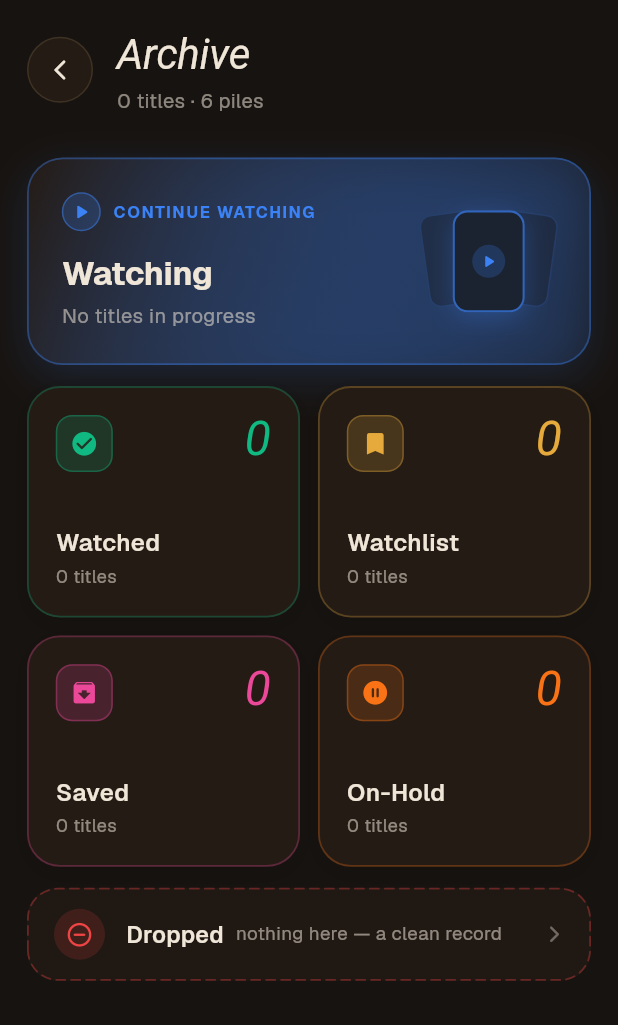
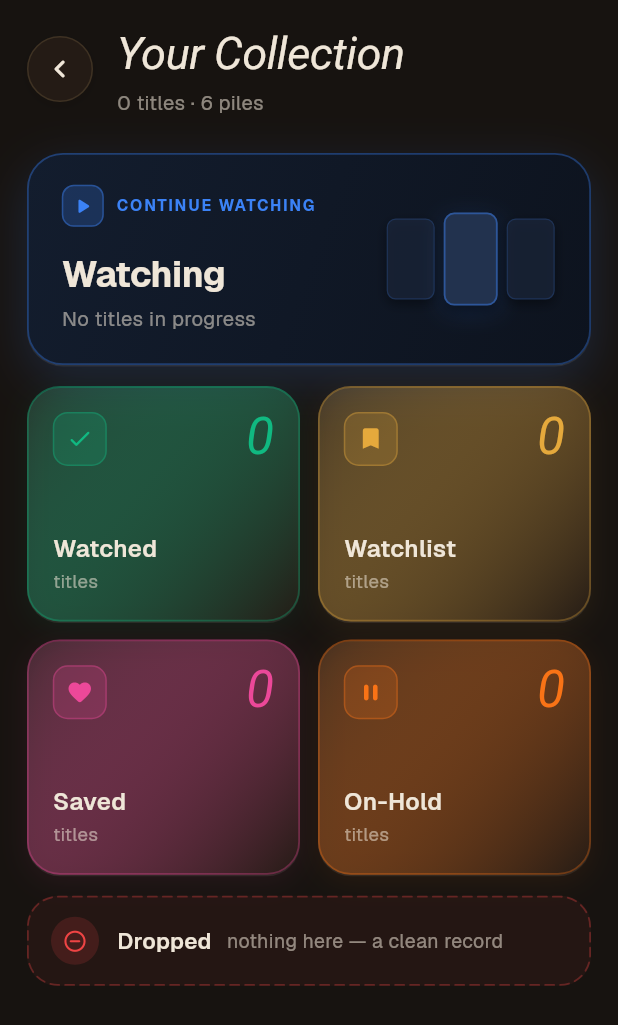
Before and after one commit to rOne-1/the-lounge, a Flutter app: the ArchiveScreen screen opened directly, on a phone screen of 412 x 824 dp. Shown: the top 1025 px of the screen. Run offline on Flutter 3.47's test engine with Material 3 defaults, Android fonts, the phone set to English and light mode, and no system bars; our stand-ins replace cached_network_image, file_picker, flutter_animate, flutter_dotenv, flutter_riverpod, google_fonts and 5 more; missing offline and left inert: dart:js_interop; accounts and stored records are empty; network calls fail; Roboto replaces fonts that are missing (Bodoni Moda).

Commit message:
feat(archive): elevate ArchiveScreen visual fidelity to match Claude Design specifications

```diff
--- a/lib/screens/archive_screen.dart
+++ b/lib/screens/archive_screen.dart
@@ -11,10 +11,10 @@ import '../widgets/pressable_scale.dart';
 import '../widgets/watching_hero_card.dart';
 import 'pile_screen.dart';
 
-/// YSR-HUB-1: The Archive Hub (`your collection.png`) - a dedicated visual
-/// overview dashboard across all 6 status piles. Features the Hero Watching
-/// card, a 2x2 main status grid, and a bottom muted Dropped card. Tapping any
-/// card pushes the full-featured [PileScreen].
+/// YSR-HUB-1: The Archive Screen (`your collection.png`) - a dedicated visual
+/// overview dashboard across all 6 status piles ("Your Collection"). Features
+/// the Hero Watching banner with 3-poster depth silhouette, a 2x2 status grid,
+/// and a bottom muted Dropped strip. Tapping any card pushes [PileScreen].
 class ArchiveScreen extends ConsumerWidget {
   const ArchiveScreen({super.key});
 
@@ -52,7 +52,7 @@ class ArchiveScreen extends ConsumerWidget {
         child: SingleChildScrollView(
           padding: EdgeInsets.fromLTRB(
             paddingHorizontal,
-            16.0,
+            14.0,
             paddingHorizontal,
             100.0 + MediaQuery.of(context).padding.bottom,
           ),
@@ -61,7 +61,7 @@ class ArchiveScreen extends ConsumerWidget {
             children: [
               // Top Bar with Back Button & Header
               _buildTopBar(context, totalTitles),
-              const SizedBox(height: 28),
+              const SizedBox(height: 24),
 
               // 1. Hero Watching Card
               WatchingHeroCard(
@@ -77,37 +77,37 @@ class ArchiveScreen extends ConsumerWidget {
                 crossAxisCount: 2,
                 mainAxisSpacing: 12,
                 crossAxisSpacing: 12,
-                childAspectRatio: 1.18,
+                childAspectRatio: 1.16,
                 children: [
                   PileSummaryCard(
                     label: PileKind.watched.label,
-                    subtitle: '$watchedCount title${watchedCount == 1 ? '' : 's'}',
+                    subtitle: 'titles',
                     count: watchedCount,
-                    icon: PileKind.watched.icon,
+                    icon: Icons.check_rounded,
                     statusColor: PileKind.watched.statusColor,
                     onTap: () => _openPile(context, PileKind.watched),
                   ),
                   PileSummaryCard(
                     label: PileKind.watchlist.label,
-                    subtitle: '$watchlistCount title${watchlistCount == 1 ? '' : 's'}',
+                    subtitle: 'titles',
                     count: watchlistCount,
-                    icon: PileKind.watchlist.icon,
+                    icon: Icons.bookmark_rounded,
                     statusColor: PileKind.watchlist.statusColor,
                     onTap: () => _openPile(context, PileKind.watchlist),
                   ),
                   PileSummaryCard(
                     label: PileKind.saved.label,
-                    subtitle: '$savedCount title${savedCount == 1 ? '' : 's'}',
+                    subtitle: 'titles',
                     count: savedCount,
-                    icon: PileKind.saved.icon,
+                    icon: Icons.favorite_rounded,
                     statusColor: PileKind.saved.statusColor,
                     onTap: () => _openPile(context, PileKind.saved),
                   ),
                   PileSummaryCard(
                     label: PileKind.onHold.label,
-                    subtitle: '$onHoldCount title${onHoldCount == 1 ? '' : 's'}',
+                    subtitle: 'titles',
                     count: onHoldCount,
-                    icon: PileKind.onHold.icon,
+                    icon: Icons.pause_rounded,
                     statusColor: PileKind.onHold.statusColor,
                     onTap: () => _openPile(context, PileKind.onHold),
                   ),
@@ -117,14 +117,15 @@ class ArchiveScreen extends ConsumerWidget {
 
               // 3. Dropped Pile Dashed Card
               DashedBorderCard(
-                borderColor: AppStatusColors.dropped.withValues(alpha: 0.35),
-                backgroundColor: colors.card.withValues(alpha: 0.6),
+                borderColor: AppStatusColors.dropped.withValues(alpha: 0.32),
+                backgroundColor: AppStatusColors.dropped.withValues(alpha: 0.06),
+                padding: const EdgeInsets.symmetric(horizontal: 16.0, vertical: 14.0),
                 onTap: () => _openPile(context, PileKind.dropped),
                 child: Row(
                   children: [
                     Container(
-                      width: 34,
-                      height: 34,
+                      width: 32,
+                      height: 32,
                       decoration: BoxDecoration(
                         color: AppStatusColors.dropped.withValues(alpha: 0.16),
                         shape: BoxShape.circle,
@@ -132,36 +133,31 @@ class ArchiveScreen extends ConsumerWidget {
                       child: const Icon(
                         Icons.remove_circle_outline_rounded,
                         color: AppStatusColors.dropped,
-                        size: 19,
+                        size: 17,
                       ),
                     ),
-                    const SizedBox(width: 14),
+                    const SizedBox(width: 12),
                     Text(
                       'Dropped',
                       style: AppThemes.safeGeist(
-                        fontSize: 15.5,
+                        fontSize: 15.0,
                         fontWeight: FontWeight.w600,
                         color: colors.ink,
                       ),
                     ),
-                    const SizedBox(width: 8),
+                    const SizedBox(width: 10),
                     Expanded(
                       child: Text(
                         droppedCount == 0
                             ? 'nothing here — a clean record'
                             : '$droppedCount title${droppedCount == 1 ? '' : 's'}',
                         style: AppThemes.safeGeist(
-                          fontSize: 12.5,
+                          fontSize: 13.0,
                           color: colors.sub,
                         ),
                         maxLines: 1,
                         overflow: TextOverflow.ellipsis,
                       ),
-                    ),
-                    Icon(
-                      Icons.arrow_forward_ios_rounded,
-                      color: colors.sub.withValues(alpha: 0.4),
-                      size: 13,
                     ),
                   ],
                 ),
@@ -187,11 +183,20 @@ class ArchiveScreen extends ConsumerWidget {
               color: colors.card,
               shape: BoxShape.circle,
               border: Border.all(color: colors.lineRgba),
+              boxShadow: [
+                BoxShadow(
+                  color: colors.isDark
+                      ? const Color(0x18000000)
+                      : const Color(0x06000000),
+                  blurRadius: 8,
+                  offset: const Offset(0, 2),
+                ),
+              ],
             ),
             child: Icon(
-              Icons.arrow_back_ios_new_rounded,
+              Icons.chevron_left_rounded,
               color: colors.ink,
-              size: 16,
+              size: 24,
             ),
           ),
         ),
@@ -201,13 +206,13 @@ class ArchiveScreen extends ConsumerWidget {
             crossAxisAlignment: CrossAxisAlignment.start,
             children: [
               Text(
-                'Archive',
+                'Your Collection',
                 style: GoogleFonts.bodoniModa(
-                  fontSize: 28,
+                  fontSize: 30,
                   fontWeight: FontWeight.w400,
                   fontStyle: FontStyle.italic,
                   color: colors.ink,
-                  letterSpacing: -0.3,
+                  letterSpacing: -0.4,
                 ),
               ),
               const SizedBox(height: 2),
--- a/lib/widgets/pile_summary_card.dart
+++ b/lib/widgets/pile_summary_card.dart
@@ -5,7 +5,7 @@ import 'pressable_scale.dart';
 
 /// YSR-COMP-3: A 2x2 grid summary card representing a status pile.
 /// Features a status icon badge, a prominent Bodoni Moda italic count numeral,
-/// and responsive typography consuming [AmbianceColors] and [AppStatusColors].
+/// status-tinted luxury gradient background, and responsive typography.
 class PileSummaryCard extends StatelessWidget {
   final String label;
   final String subtitle;
@@ -27,45 +27,64 @@ class PileSummaryCard extends StatelessWidget {
   @override
   Widget build(BuildContext context) {
     final colors = context.ambianceColors;
+    final isDark = colors.isDark;
 
     return PressableScale(
       onTap: onTap,
       child: AnimatedContainer(
         duration: AppPhysics.houseSpringDuration,
         curve: AppPhysics.houseSpringCurve,
-        padding: const EdgeInsets.all(18.0),
+        padding: const EdgeInsets.fromLTRB(16.0, 16.0, 16.0, 16.0),
         decoration: BoxDecoration(
           color: colors.card,
           borderRadius: BorderRadius.circular(22.0),
           border: Border.all(
-            color: statusColor.withValues(alpha: 0.28),
+            color: statusColor.withValues(alpha: isDark ? 0.32 : 0.40),
             width: 1.2,
+          ),
+          gradient: LinearGradient(
+            begin: Alignment.topLeft,
+            end: Alignment.bottomRight,
+            colors: isDark
+                ? [
+                    statusColor.withValues(alpha: 0.12),
+                    colors.card,
+                  ]
+                : [
+                    statusColor.withValues(alpha: 0.08),
+                    colors.card,
+                  ],
           ),
           boxShadow: [
             BoxShadow(
-              color: colors.isDark
-                  ? const Color(0x22000000)
-                  : const Color(0x0A000000),
-              blurRadius: 14,
+              color: statusColor.withValues(alpha: isDark ? 0.08 : 0.04),
+              blurRadius: 16,
               offset: const Offset(0, 4),
             ),
+            if (isDark)
+              BoxShadow(
+                color: colors.surfaceHighlight,
+                blurRadius: 0,
+                offset: const Offset(0, 1),
+                blurStyle: BlurStyle.inner,
+              ),
           ],
         ),
         child: Column(
           crossAxisAlignment: CrossAxisAlignment.start,
           mainAxisAlignment: MainAxisAlignment.spaceBetween,
           children: [
-            // Top Row: Icon Badge (left) & Large Bodoni Italic Count (right)
+            // Top Row: Icon Squircle Badge (left) & Large Bodoni Italic Count (right)
             Row(
               mainAxisAlignment: MainAxisAlignment.spaceBetween,
               crossAxisAlignment: CrossAxisAlignment.start,
               children: [
                 Container(
-                  width: 38,
-                  height: 38,
+                  width: 36,
+                  height: 36,
                   decoration: BoxDecoration(
-                    color: statusColor.withValues(alpha: 0.18),
-                    borderRadius: BorderRadius.circular(11.0),
+                    color: statusColor.withValues(alpha: isDark ? 0.18 : 0.14),
+                    borderRadius: BorderRadius.circular(10.0),
                     border: Border.all(
                       color: statusColor.withValues(alpha: 0.35),
                       width: 1.0,
@@ -74,22 +93,22 @@ class PileSummaryCard extends StatelessWidget {
                   child: Icon(
                     icon,
                     color: statusColor,
-                    size: 19,
+                    size: 18,
                   ),
                 ),
                 Text(
                   '$count',
                   style: GoogleFonts.bodoniModa(
-                    fontSize: 32,
+                    fontSize: 34,
                     fontWeight: FontWeight.w400,
                     fontStyle: FontStyle.italic,
                     color: statusColor,
-                    height: 1.0,
+                    height: 0.95,
                   ),
                 ),
               ],
             ),
-            const SizedBox(height: 14),
+            const SizedBox(height: 12),
             // Bottom Column: Label & Subtitle
             Column(
               crossAxisAlignment: CrossAxisAlignment.start,
@@ -109,7 +128,7 @@ class PileSummaryCard extends StatelessWidget {
                 Text(
                   subtitle,
                   style: AppThemes.safeGeist(
-                    fontSize: 12,
+                    fontSize: 12.5,
                     color: colors.sub,
                   ),
                   maxLines: 1,
--- a/lib/widgets/watching_hero_card.dart
+++ b/lib/widgets/watching_hero_card.dart
@@ -3,8 +3,8 @@ import '../constants.dart';
 import 'pressable_scale.dart';
 
 /// YSR-COMP-3: A full-width hero banner highlighting active viewing ("Watching").
-/// Features an electric blue overline badge, title, live count subtitle, and a
-/// trailing 3-layer perspective card stack silhouette.
+/// Features a luxury gradient background, 2-line electric blue overline badge,
+/// bold title, live progress subtitle, and a 3-poster depth silhouette stack.
 class WatchingHeroCard extends StatelessWidget {
   final int count;
   final VoidCallback onTap;
@@ -26,33 +26,45 @@ class WatchingHeroCard extends StatelessWidget {
       child: AnimatedContainer(
         duration: AppPhysics.houseSpringDuration,
         curve: AppPhysics.houseSpringCurve,
-        padding: const EdgeInsets.symmetric(horizontal: 22.0, vertical: 22.0),
+        padding: const EdgeInsets.symmetric(horizontal: 22.0, vertical: 20.0),
         decoration: BoxDecoration(
-          color: colors.card,
+          color: isDark ? const Color(0xFF101622) : const Color(0xFFEBF1FA),
           borderRadius: BorderRadius.circular(24.0),
           border: Border.all(
-            color: accentBlue.withValues(alpha: isDark ? 0.38 : 0.45),
+            color: accentBlue.withValues(alpha: isDark ? 0.35 : 0.45),
             width: 1.2,
           ),
           gradient: LinearGradient(
             begin: Alignment.topLeft,
             end: Alignment.bottomRight,
-            colors: [
-              colors.card,
-              accentBlue.withValues(alpha: isDark ? 0.10 : 0.05),
+            colors: isDark
+                ? [
+                    const Color(0xFF131D2E),
+                    const Color(0xFF0D131E),
+                  ]
+                : [
+                    const Color(0xFFF0F5FD),
+                    const Color(0xFFE2ECF9),
                   ],
           ),
           boxShadow: [
             BoxShadow(
-              color: accentBlue.withValues(alpha: isDark ? 0.16 : 0.08),
-              blurRadius: 24,
-              offset: const Offset(0, 8),
+              color: accentBlue.withValues(alpha: isDark ? 0.18 : 0.10),
+              blurRadius: 28,
+              offset: const Offset(0, 10),
+            ),
+            if (isDark)
+              BoxShadow(
+                color: colors.surfaceHighlight,
+                blurRadius: 0,
+                offset: const Offset(0, 1),
+                blurStyle: BlurStyle.inner,
               ),
           ],
         ),
         child: Row(
           children: [
-            // Left Content: Overline badge, Title, Subtitle
+            // Left Content: Overline badge + stacked label, Title, Subtitle
             Expanded(
               child: Column(
                 crossAxisAlignment: CrossAxisAlignment.start,
@@ -62,42 +74,42 @@ class WatchingHeroCard extends StatelessWidget {
                     mainAxisSize: MainAxisSize.min,
                     children: [
                       Container(
-                        width: 26,
-                        height: 26,
+                        width: 28,
+                        height: 28,
                         decoration: BoxDecoration(
-                          color: accentBlue.withValues(alpha: 0.20),
-                          shape: BoxShape.circle,
+                          color: accentBlue.withValues(alpha: isDark ? 0.22 : 0.18),
+                          borderRadius: BorderRadius.circular(8.0),
                           border: Border.all(
-                            color: accentBlue.withValues(alpha: 0.45),
+                            color: accentBlue.withValues(alpha: 0.40),
                             width: 1.0,
                           ),
                         ),
                         child: const Icon(
                           Icons.play_arrow_rounded,
                           color: accentBlue,
-                          size: 16,
+                          size: 17,
                         ),
                       ),
                       const SizedBox(width: 8),
                       Text(
                         'CONTINUE WATCHING',
                         style: AppThemes.safeGeist(
-                          fontSize: 11,
+                          fontSize: 10.5,
                           fontWeight: FontWeight.w700,
                           color: accentBlue,
-                          letterSpacing: 1.0,
+                          letterSpacing: 1.2,
                         ),
                       ),
                     ],
                   ),
-                  const SizedBox(height: 12),
+                  const SizedBox(height: 14),
                   Text(
                     'Watching',
                     style: AppThemes.safeGeist(
-                      fontSize: 22,
+                      fontSize: 24,
                       fontWeight: FontWeight.w700,
                       color: colors.ink,
-                      letterSpacing: -0.2,
+                      letterSpacing: -0.3,
                     ),
                   ),
                   const SizedBox(height: 4),
@@ -114,8 +126,8 @@ class WatchingHeroCard extends StatelessWidget {
               ),
             ),
             const SizedBox(width: 16),
-            // Right Visual: 3-layer perspective card stack silhouette
-            _CardStackSilhouette(accentColor: accentBlue, isDark: isDark),
+            // Right Visual: 3-poster depth silhouette stack
+            _PosterStackSilhouette(accentColor: accentBlue, isDark: isDark),
           ],
         ),
       ),
@@ -123,97 +135,96 @@ class WatchingHeroCard extends StatelessWidget {
   }
 }
 
-class _CardStackSilhouette extends StatelessWidget {
+class _PosterStackSilhouette extends StatelessWidget {
   final Color accentColor;
   final bool isDark;
 
-  const _CardStackSilhouette({
+  const _PosterStackSilhouette({
     required this.accentColor,
     required this.isDark,
   });
 
   @override
   Widget build(BuildContext context) {
-    final cardBg = isDark
-        ? const Color(0xFF1B2230)
-        : const Color(0xFFE2E8F0);
-    final cardBorder = accentColor.withValues(alpha: isDark ? 0.25 : 0.35);
+    final posterBg = isDark
+        ? const Color(0xFF1B263B)
+        : const Color(0xFFCBDDF5);
+    final centerBg = isDark
+        ? const Color(0xFF22324E)
+        : const Color(0xFFB8D3F3);
 
     return SizedBox(
-      width: 90,
-      height: 78,
-      child: Stack(
-        alignment: Alignment.center,
+      width: 114,
+      height: 74,
+      child: Row(
+        mainAxisAlignment: MainAxisAlignment.center,
+        crossAxisAlignment: CrossAxisAlignment.center,
         children: [
-          // Background Card 1 (Left tilt)
-          Positioned(
-            left: 2,
-            top: 6,
-            child: Transform.rotate(
-              angle: -0.14,
-              child: Container(
-                width: 42,
-                height: 62,
+          // Left Poster Silhouette
+          Container(
+            width: 32,
+            height: 54,
             decoration: BoxDecoration(
-                  color: cardBg.withValues(alpha: 0.55),
-                  borderRadius: BorderRadius.circular(8),
-                  border: Border.all(color: cardBorder.withValues(alpha: 0.2)),
-                ),
-              ),
-            ),
-          ),
-          // Background Card 2 (Right tilt)
-          Positioned(
-            right: 2,
-            top: 6,
-            child: Transform.rotate(
-              angle: 0.14,
-              child: Container(
-                width: 42,
-                height: 62,
-                decoration: BoxDecoration(
-                  color: cardBg.withValues(alpha: 0.55),
-                  borderRadius: BorderRadius.circular(8),
-                  border: Border.all(color: cardBorder.withValues(alpha: 0.2)),
-                ),
-              ),
-            ),
-          ),
-          // Center Foreground Card
-          Positioned(
-            child: Container(
-              width: 48,
-              height: 68,
-              decoration: BoxDecoration(
-                color: cardBg,
-                borderRadius: BorderRadius.circular(10),
+              color: posterBg.withValues(alpha: isDark ? 0.75 : 0.85),
+              borderRadius: BorderRadius.circular(6.0),
               border: Border.all(
-                  color: accentColor.withValues(alpha: isDark ? 0.7 : 0.8),
-                  width: 1.4,
+                color: accentColor.withValues(alpha: isDark ? 0.18 : 0.25),
+                width: 0.8,
               ),
               boxShadow: [
                 BoxShadow(
-                    color: accentColor.withValues(alpha: 0.28),
-                    blurRadius: 14,
+                  color: isDark ? const Color(0x66000000) : const Color(0x18000000),
+                  blurRadius: 6,
+                  offset: const Offset(0, 3),
+                ),
+              ],
+            ),
+          ),
+          const SizedBox(width: 6),
+          // Center Elevated Poster Silhouette
+          Container(
+            width: 36,
+            height: 62,
+            decoration: BoxDecoration(
+              color: centerBg,
+              borderRadius: BorderRadius.circular(7.0),
+              border: Border.all(
+                color: accentColor.withValues(alpha: isDark ? 0.45 : 0.55),
+                width: 1.2,
+              ),
+              boxShadow: [
+                BoxShadow(
+                  color: accentColor.withValues(alpha: isDark ? 0.25 : 0.15),
+                  blurRadius: 12,
+                  offset: const Offset(0, 4),
+                ),
+                BoxShadow(
+                  color: isDark ? const Color(0x99000000) : const Color(0x22000000),
+                  blurRadius: 8,
                   offset: const Offset(0, 4),
                 ),
               ],
             ),
-              child: Center(
-                child: Container(
-                  width: 22,
-                  height: 22,
+          ),
+          const SizedBox(width: 6),
+          // Right Poster Silhouette
+          Container(
+            width: 32,
+            height: 54,
             decoration: BoxDecoration(
-                    color: accentColor.withValues(alpha: 0.22),
-                    shape: BoxShape.circle,
+              color: posterBg.withValues(alpha: isDark ? 0.75 : 0.85),
+              borderRadius: BorderRadius.circular(6.0),
+              border: Border.all(
+                color: accentColor.withValues(alpha: isDark ? 0.18 : 0.25),
+                width: 0.8,
               ),
-                  child: const Icon(
-                    Icons.play_arrow_rounded,
-                    color: AppStatusColors.watching,
-                    size: 14,
+              boxShadow: [
+                BoxShadow(
+                  color: isDark ? const Color(0x66000000) : const Color(0x18000000),
+                  blurRadius: 6,
+                  offset: const Offset(0, 3),
                 ),
-                ),
-              ),
+              ],
             ),
           ),
         ],
```
Also changed, not shown: 1 other file. Lines whose indentation alone changed are shown as unchanged.
